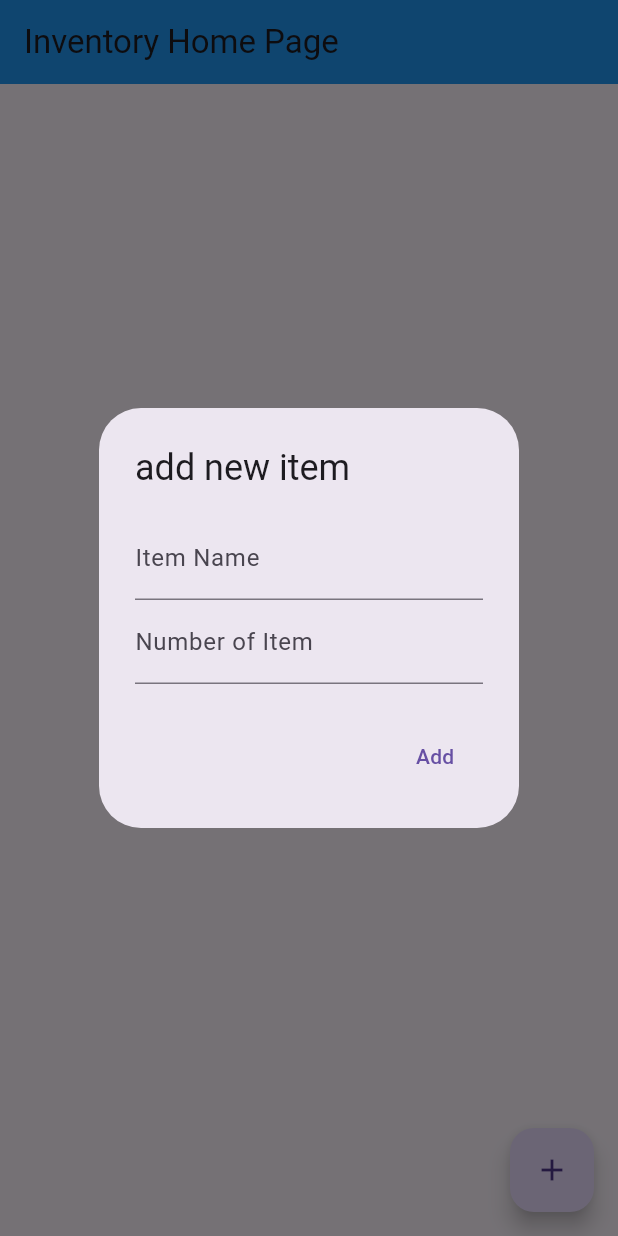
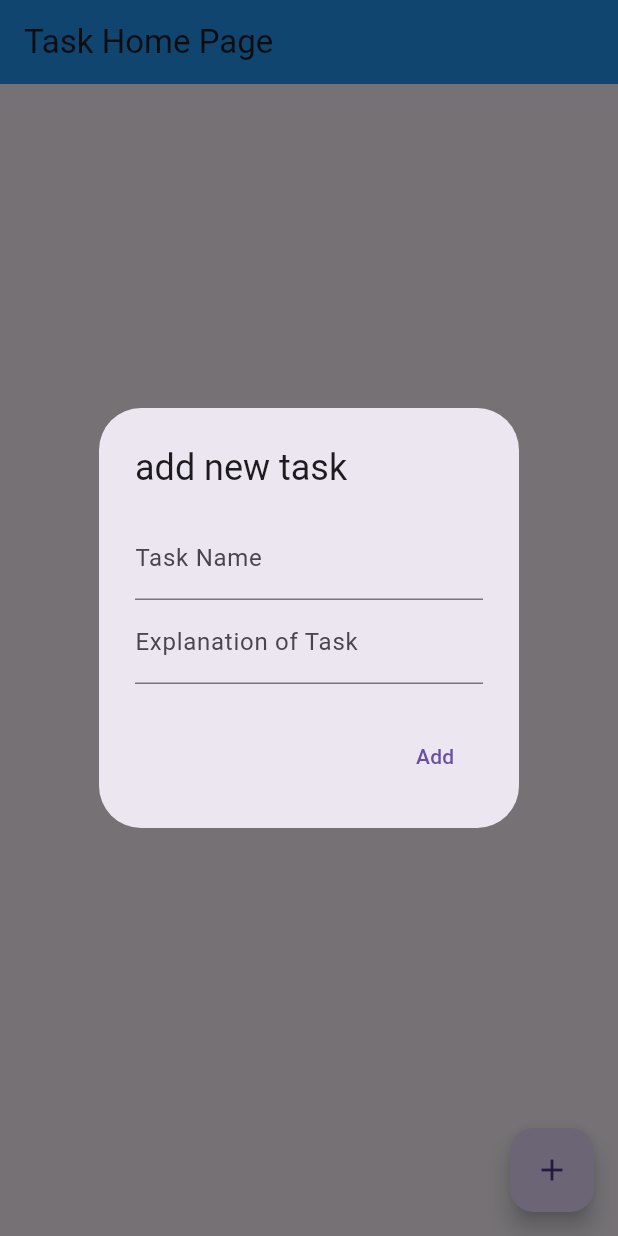
Before and after one commit to SunwooDua/cw6, a Flutter app: the screen it shows after launch, after a tap on the "add" icon, on a phone screen of 412 x 824 dp. Run offline on Flutter 3.47's test engine with Material 3 defaults, Android fonts, the phone set to English and light mode, and no system bars; our stand-ins replace cloud_firestore, firebase_core; accounts and stored records are empty.

Commit message:
updated code to fit cw6 requirement

```diff
--- a/lib/main.dart
+++ b/lib/main.dart
@@ -5,54 +5,54 @@ import 'package:cloud_firestore/cloud_firestore.dart'; // Import Firestore
 void main() async {
   WidgetsFlutterBinding.ensureInitialized();
   await Firebase.initializeApp();
-  runApp(InventoryApp());
+  runApp(TaskApp());
 }
 
-class InventoryApp extends StatelessWidget {
+class TaskApp extends StatelessWidget {
   @override
   Widget build(BuildContext context) {
     return MaterialApp(
-      title: 'Inventory Management App',
+      title: 'Task Management App',
       theme: ThemeData(primarySwatch: Colors.blue),
-      home: InventoryHomePage(title: 'Inventory Home Page'),
+      home: TaskHomePage(title: 'Task Home Page'),
     );
   }
 }
 
-class InventoryHomePage extends StatefulWidget {
-  InventoryHomePage({Key? key, required this.title}) : super(key: key);
+class TaskHomePage extends StatefulWidget {
+  TaskHomePage({Key? key, required this.title}) : super(key: key);
   final String title;
 
   @override
-  _InventoryHomePageState createState() => _InventoryHomePageState();
+  _TaskHomePageState createState() => _TaskHomePageState();
 }
 
-class _InventoryHomePageState extends State<InventoryHomePage> {
+class _TaskHomePageState extends State<TaskHomePage> {
   // delete button
   void deleteItem(String itemId) {
-    _firestore.collection('inventory').doc(itemId).delete();
+    _firestore.collection('task').doc(itemId).delete();
   }
 
   void itemAdd() {
     final TextEditingController nameController = TextEditingController();
-    final TextEditingController quantityController = TextEditingController();
+    final TextEditingController explanationController = TextEditingController();
 
     showDialog(
       context: context,
       builder: (BuildContext context) {
         return AlertDialog(
-          title: Text("add new item"),
+          title: Text("add new task"),
           content: Column(
             mainAxisAlignment: MainAxisAlignment.center,
             mainAxisSize: MainAxisSize.min,
             children: [
               TextField(
                 controller: nameController,
-                decoration: InputDecoration(labelText: 'Item Name'),
+                decoration: InputDecoration(labelText: 'Task Name'),
               ),
               TextField(
-                controller: quantityController,
-                decoration: InputDecoration(labelText: 'Number of Item'),
+                controller: explanationController,
+                decoration: InputDecoration(labelText: 'Explanation of Task'),
               ),
             ],
           ),
@@ -61,57 +61,13 @@ class _InventoryHomePageState extends State<InventoryHomePage> {
               onPressed: () {
                 // button
                 String name = nameController.text.trim();
-                int quantity =
-                    int.tryParse(quantityController.text.trim()) ?? 0;
-                _firestore.collection('inventory').add({
+                String explanation = explanationController.text.trim();
+                _firestore.collection('task').add({
                   'name': name,
-                  'quantity': quantity,
+                  'explanation': explanation,
                 });
               },
               child: Text("Add"),
-            ),
-          ],
-        );
-      },
-    );
-  }
-
-  void itemUpdate(String itemId) {
-    final TextEditingController nameController = TextEditingController();
-    final TextEditingController quantityController = TextEditingController();
-
-    showDialog(
-      context: context,
-      builder: (BuildContext context) {
-        return AlertDialog(
-          title: Text("update item"),
-          content: Column(
-            mainAxisAlignment: MainAxisAlignment.center,
-            mainAxisSize: MainAxisSize.min,
-            children: [
-              TextField(
-                controller: nameController,
-                decoration: InputDecoration(labelText: 'Item Name'),
-              ),
-              TextField(
-                controller: quantityController,
-                decoration: InputDecoration(labelText: 'Number of Item'),
-              ),
-            ],
-          ),
-          actions: [
-            TextButton(
-              onPressed: () {
-                // button
-                String name = nameController.text.trim();
-                int quantity =
-                    int.tryParse(quantityController.text.trim()) ?? 0;
-                _firestore.collection('inventory').doc(itemId).update({
-                  'name': name,
-                  'quantity': quantity,
-                });
-              },
-              child: Text("Update"),
             ),
           ],
         );
@@ -129,7 +85,7 @@ class _InventoryHomePageState extends State<InventoryHomePage> {
       appBar: AppBar(title: Text(widget.title), backgroundColor: Colors.blue),
       body: Center(
         child: StreamBuilder<QuerySnapshot>(
-          stream: _firestore.collection('inventory').snapshots(),
+          stream: _firestore.collection('task').snapshots(),
           builder: (context, snapshot) {
             if (snapshot.connectionState == ConnectionState.waiting) {
               return CircularProgressIndicator(); // Loading indicator
@@ -150,12 +106,7 @@ class _InventoryHomePageState extends State<InventoryHomePage> {
                       border: Border.all(color: Colors.black),
                     ),
                     child: ListTile(
-                      leading: ElevatedButton(
-                        onPressed: () {
-                          itemUpdate(itemId);
-                        },
-                        child: Text('update'),
-                      ),
+                      leading: Icon(Icons.check_box),
                       title: Text(item['name'] ?? 'Unknown Item'),
                       subtitle: Text(item['quantity'].toString() ?? '0'),
                       trailing: ElevatedButton(
@@ -176,7 +127,7 @@ class _InventoryHomePageState extends State<InventoryHomePage> {
         onPressed: () {
           itemAdd();
         },
-        tooltip: 'Add Item',
+        tooltip: 'Add Task',
         child: Icon(Icons.add),
       ),
     );
```
